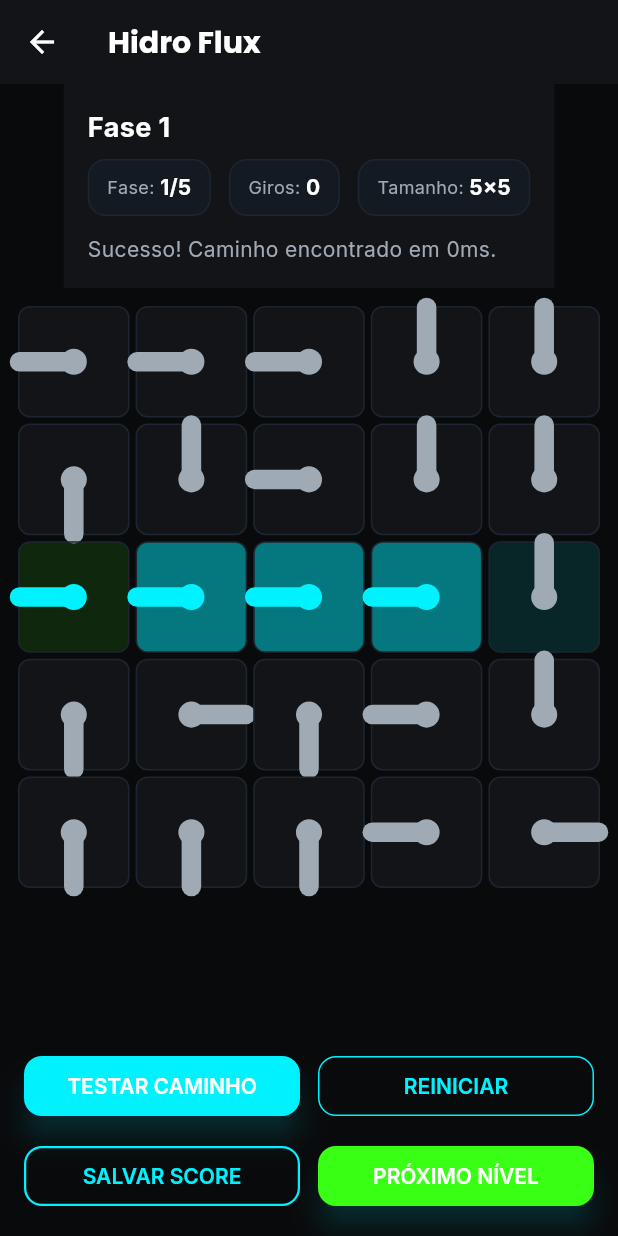
After one commit to wagneraragao-86/HubSmartGames, a Flutter app: the HidroFluxScreen screen opened directly, after a tap on "TESTAR CAMINHO", on a phone screen of 412 x 824 dp. The commit adds this screen. Run offline on Flutter 3.47's test engine with Material 3 defaults, Android fonts, the phone set to English and light mode, and no system bars; our stand-ins replace cloud_firestore, firebase_auth, firebase_core, google_fonts, google_sign_in, hive and 1 more; accounts and stored records are empty; project files that could hold a hidden picture were left out.

Commit message:
Adicionado o jogo 'hidro flux' para funcionar no hub

```diff
--- /dev/null
+++ b/lib/games/hidro_flux_game.dart
@@ -0,0 +1,159 @@
+import 'dart:math';
+
+enum PipeDirection { up, right, down, left }
+
+extension PipeDirectionExt on PipeDirection {
+  PipeDirection rotateClockwise() {
+    switch (this) {
+      case PipeDirection.up:
+        return PipeDirection.right;
+      case PipeDirection.right:
+        return PipeDirection.down;
+      case PipeDirection.down:
+        return PipeDirection.left;
+      case PipeDirection.left:
+        return PipeDirection.up;
+    }
+  }
+
+  Point<int> get delta {
+    switch (this) {
+      case PipeDirection.up:
+        return const Point(0, -1);
+      case PipeDirection.right:
+        return const Point(1, 0);
+      case PipeDirection.down:
+        return const Point(0, 1);
+      case PipeDirection.left:
+        return const Point(-1, 0);
+    }
+  }
+
+  String get label {
+    switch (this) {
+      case PipeDirection.up:
+        return '│';
+      case PipeDirection.right:
+        return '─';
+      case PipeDirection.down:
+        return '│';
+      case PipeDirection.left:
+        return '─';
+    }
+  }
+}
+
+class HidroFluxLevel {
+  final String title;
+  final int width;
+  final int height;
+  final Point<int> start;
+  final Point<int> goal;
+  final List<List<PipeDirection>> grid;
+
+  HidroFluxLevel({
+    required this.title,
+    required this.width,
+    required this.height,
+    required this.start,
+    required this.goal,
+    required this.grid,
+  });
+
+  static List<List<PipeDirection>> parse(List<List<int>> raw) {
+    return raw
+        .map((row) => row.map((value) => PipeDirection.values[value % PipeDirection.values.length]).toList())
+        .toList();
+  }
+}
+
+class HidroFluxGame {
+  static final List<HidroFluxLevel> levels = [
+    HidroFluxLevel(
+      title: 'Fase 1',
+      width: 5,
+      height: 5,
+      start: const Point(0, 2),
+      goal: const Point(4, 2),
+      grid: HidroFluxLevel.parse([
+        [1, 1, 1, 2, 2],
+        [0, 2, 1, 2, 2],
+        [1, 1, 1, 1, 2],
+        [0, 3, 0, 1, 2],
+        [0, 0, 0, 1, 3],
+      ]),
+    ),
+    HidroFluxLevel(
+      title: 'Fase 2',
+      width: 6,
+      height: 6,
+      start: const Point(0, 3),
+      goal: const Point(5, 2),
+      grid: HidroFluxLevel.parse([
+        [1, 1, 1, 1, 2, 2],
+        [0, 2, 2, 3, 2, 2],
+        [1, 1, 1, 1, 1, 2],
+        [1, 0, 0, 0, 1, 2],
+        [1, 1, 1, 0, 1, 2],
+        [0, 0, 1, 1, 1, 3],
+      ]),
+    ),
+    HidroFluxLevel(
+      title: 'Fase 3',
+      width: 8,
+      height: 8,
+      start: const Point(0, 4),
+      goal: const Point(7, 3),
+      grid: HidroFluxLevel.parse([
+        [1, 1, 1, 1, 2, 2, 2, 2],
+        [0, 3, 0, 1, 2, 2, 2, 2],
+        [1, 1, 1, 1, 1, 1, 1, 2],
+        [1, 0, 3, 0, 1, 1, 0, 2],
+        [1, 1, 1, 1, 1, 1, 0, 2],
+        [1, 0, 0, 1, 0, 1, 0, 2],
+        [1, 1, 1, 1, 1, 1, 0, 2],
+        [0, 0, 0, 0, 0, 0, 0, 3],
+      ]),
+    ),
+    HidroFluxLevel(
+      title: 'Fase 4',
+      width: 10,
+      height: 10,
+      start: const Point(0, 5),
+      goal: const Point(9, 5),
+      grid: HidroFluxLevel.parse([
+        [1, 1, 1, 1, 1, 2, 2, 2, 2, 2],
+        [0, 0, 0, 1, 0, 1, 0, 1, 0, 2],
+        [1, 1, 1, 1, 1, 1, 1, 1, 1, 2],
+        [1, 0, 1, 0, 1, 0, 1, 0, 1, 2],
+        [1, 1, 1, 1, 1, 1, 1, 1, 1, 2],
+        [1, 0, 0, 0, 0, 1, 0, 0, 0, 2],
+        [1, 1, 1, 1, 1, 1, 1, 1, 1, 2],
+        [1, 0, 1, 0, 1, 0, 1, 0, 1, 2],
+        [1, 1, 1, 1, 1, 1, 1, 1, 1, 2],
+        [0, 0, 0, 0, 0, 0, 0, 0, 0, 3],
+      ]),
+    ),
+    HidroFluxLevel(
+      title: 'Fase 5',
+      width: 12,
+      height: 12,
+      start: const Point(0, 6),
+      goal: const Point(11, 6),
+      grid: HidroFluxLevel.parse([
+        [1, 1, 1, 1, 1, 1, 2, 2, 2, 2, 2, 2],
+        [0, 0, 0, 1, 0, 1, 0, 1, 0, 1, 0, 2],
+        [1, 1, 1, 1, 1, 1, 1, 1, 1, 1, 1, 2],
+        [1, 0, 1, 0, 1, 0, 1, 0, 1, 0, 1, 2],
+        [1, 1, 1, 1, 1, 1, 1, 1, 1, 1, 1, 2],
+        [1, 0, 0, 0, 0, 0, 0, 0, 0, 0, 1, 2],
+        [1, 1, 1, 1, 1, 1, 1, 1, 1, 1, 1, 2],
+        [1, 0, 1, 0, 1, 0, 1, 0, 1, 0, 1, 2],
+        [1, 1, 1, 1, 1, 1, 1, 1, 1, 1, 1, 2],
+        [1, 0, 1, 0, 1, 0, 1, 0, 1, 0, 1, 2],
+        [1, 1, 1, 1, 1, 1, 1, 1, 1, 1, 1, 2],
+        [0, 0, 0, 0, 0, 0, 0, 0, 0, 0, 0, 3],
+      ]),
+    ),
+  ];
+}
--- a/lib/models/game.dart
+++ b/lib/models/game.dart
@@ -26,6 +26,12 @@ class Game {
         icon: '🗼',
       ),
       Game(
+        id: 'hidro_flux',
+        name: 'Hidro Flux',
+        description: 'Conecte canos e faça o líquido fluir',
+        icon: '💧',
+      ),
+      Game(
         id: 'reaction',
         name: 'Reação',
         description: 'Teste seu tempo de resposta',
--- /dev/null
+++ b/lib/screens/games/hidro_flux_screen.dart
@@ -0,0 +1,399 @@
+import 'dart:math';
+
+import 'package:flutter/material.dart';
+import 'package:provider/provider.dart';
+
+import '../../games/hidro_flux_game.dart';
+import '../../models/score.dart';
+import '../../providers/player_provider.dart';
+import '../../providers/score_provider.dart';
+import '../../theme/app_theme.dart';
+
+class HidroFluxScreen extends StatefulWidget {
+  const HidroFluxScreen({Key? key}) : super(key: key);
+
+  @override
+  State<HidroFluxScreen> createState() => _HidroFluxScreenState();
+}
+
+class _HidroFluxScreenState extends State<HidroFluxScreen> with SingleTickerProviderStateMixin {
+  int _levelIndex = 0;
+  late HidroFluxLevel _level;
+  late List<List<PipeDirection>> _grid;
+  bool _solved = false;
+  int _rotationCount = 0;
+  int _lastPathTime = 0;
+  List<Point<int>> _flowPath = [];
+  int _flowStep = -1;
+  late final AnimationController _flowController;
+  String _statusMessage = 'Toque em um cano para girar. Depois clique em TESTAR CAMINHO.';
+  Set<Point<int>> _currentPath = {};
+
+  @override
+  void initState() {
+    super.initState();
+    _flowController = AnimationController(
+      vsync: this,
+      duration: const Duration(milliseconds: 1200),
+    )..addListener(_updateFlowStep);
+    _loadLevel();
+  }
+
+  void _loadLevel() {
+    _level = HidroFluxGame.levels[_levelIndex];
+    _grid = _level.grid.map((row) => row.toList()).toList();
+    _solved = false;
+    _rotationCount = 0;
+    _lastPathTime = 0;
+    _flowPath = [];
+    _flowStep = -1;
+    _statusMessage = 'Toque em um cano para girar. Depois clique em TESTAR CAMINHO.';
+    _currentPath.clear();
+    _stopFlowAnimation();
+  }
+
+  void _rotateTile(int row, int col) {
+    if (_solved) return;
+    setState(() {
+      _grid[row][col] = _grid[row][col].rotateClockwise();
+      _rotationCount += 1;
+    });
+  }
+
+  void _nextLevel() {
+    if (_levelIndex < HidroFluxGame.levels.length - 1) {
+      setState(() {
+        _levelIndex += 1;
+        _loadLevel();
+      });
+    }
+  }
+
+  void _resetLevel() {
+    setState(() {
+      _loadLevel();
+    });
+  }
+
+  void _updateFlowStep() {
+    if (_flowPath.isEmpty) return;
+    final step = (_flowController.value * _flowPath.length).floor();
+    setState(() {
+      _flowStep = step.clamp(0, _flowPath.length - 1);
+    });
+  }
+
+  void _startFlowAnimation() {
+    if (_flowPath.isEmpty) return;
+    _flowController.repeat();
+  }
+
+  void _stopFlowAnimation() {
+    if (_flowController.isAnimating) {
+      _flowController.stop();
+    }
+  }
+
+  void _testPath() {
+    final visited = <Point<int>>{};
+    final path = <Point<int>>[];
+    Point<int> position = _level.start;
+    final stopwatch = Stopwatch()..start();
+
+    while (true) {
+      if (position == _level.goal) {
+        stopwatch.stop();
+        setState(() {
+          _solved = true;
+          _flowPath = path;
+          _flowStep = 0;
+          _currentPath = path.toSet();
+          _lastPathTime = stopwatch.elapsedMilliseconds;
+          _statusMessage = 'Sucesso! Caminho encontrado em ${_lastPathTime}ms.';
+        });
+        _startFlowAnimation();
+        return;
+      }
+
+      if (position.x < 0 || position.x >= _level.width || position.y < 0 || position.y >= _level.height) {
+        stopwatch.stop();
+        setState(() {
+          _solved = false;
+          _flowPath = path;
+          _flowStep = 0;
+          _currentPath = path.toSet();
+          _statusMessage = 'Saída do tabuleiro! Ajuste os canos e tente novamente.';
+        });
+        _startFlowAnimation();
+        return;
+      }
+
+      if (visited.contains(position)) {
+        stopwatch.stop();
+        setState(() {
+          _solved = false;
+          _flowPath = path;
+          _flowStep = 0;
+          _currentPath = path.toSet();
+          _statusMessage = 'Loop detectado! Gere um novo caminho.';
+        });
+        _startFlowAnimation();
+        return;
+      }
+
+      visited.add(position);
+      path.add(position);
+      final direction = _grid[position.y][position.x];
+      position = Point(position.x + direction.delta.x, position.y + direction.delta.y);
+    }
+  }
+
+  Future<void> _saveScore() async {
+    final playerProvider = context.read<PlayerProvider>();
+    final scoreProvider = context.read<ScoreProvider>();
+    final currentPlayer = playerProvider.currentPlayer;
+
+    if (currentPlayer == null) {
+      ScaffoldMessenger.of(context).showSnackBar(
+        const SnackBar(content: Text('Selecione um jogador para salvar o score.')),
+      );
+      return;
+    }
+
+    final points = (1000 - _rotationCount * 10).clamp(100, 1000);
+    final score = Score(
+      playerId: currentPlayer.id,
+      playerName: currentPlayer.name,
+      gameId: 'hidro_flux',
+      points: points,
+      duration: _lastPathTime,
+      metadata: {
+        'level': _level.title,
+        'rotations': _rotationCount,
+      },
+    );
+
+    await scoreProvider.saveScore(score);
+    if (mounted) {
+      ScaffoldMessenger.of(context).showSnackBar(
+        const SnackBar(content: Text('Score salvo com sucesso!')),
+      );
+    }
+  }
+
+  Color _cellColor(int row, int col) {
+    final position = Point(col, row);
+    if (_level.start == position) {
+      return AppTheme.accentGreen.withAlpha(30);
+    }
+    if (_level.goal == position) {
+      return AppTheme.accentCyan.withAlpha(30);
+    }
+    final pathIndex = _flowPath.indexOf(position);
+    if (pathIndex != -1) {
+      if (pathIndex <= _flowStep) {
+        return AppTheme.accentCyan.withAlpha(120);
+      }
+      return AppTheme.accentCyan.withAlpha(20);
+    }
+    if (_currentPath.contains(position)) {
+      return AppTheme.accentCyan.withAlpha(20);
+    }
+    return AppTheme.surface;
+  }
+
+  @override
+  Widget build(BuildContext context) {
+    return Scaffold(
+      appBar: AppBar(
+        title: const Text('Hidro Flux'),
+      ),
+      body: Column(
+        children: [
+          Container(
+            color: AppTheme.surface,
+            padding: const EdgeInsets.all(16),
+            child: Column(
+              crossAxisAlignment: CrossAxisAlignment.start,
+              children: [
+                Text(_level.title, style: const TextStyle(fontSize: 18, fontWeight: FontWeight.bold)),
+                const SizedBox(height: 8),
+                Wrap(
+                  spacing: 12,
+                  runSpacing: 8,
+                  children: [
+                    _infoChip('Fase', '${_levelIndex + 1}/${HidroFluxGame.levels.length}'),
+                    _infoChip('Giros', '$_rotationCount'),
+                    _infoChip('Tamanho', '${_level.width}x${_level.height}'),
+                  ],
+                ),
+                const SizedBox(height: 12),
+                Text(_statusMessage, style: const TextStyle(color: AppTheme.textSecondary)),
+              ],
+            ),
+          ),
+          Expanded(
+            child: LayoutBuilder(
+              builder: (context, constraints) {
+                final cellSize = min(40.0, constraints.maxWidth / _level.width);
+                return GridView.builder(
+                  padding: const EdgeInsets.all(12),
+                  gridDelegate: SliverGridDelegateWithFixedCrossAxisCount(
+                    crossAxisCount: _level.width,
+                    childAspectRatio: 1,
+                    crossAxisSpacing: 4,
+                    mainAxisSpacing: 4,
+                  ),
+                  itemCount: _level.width * _level.height,
+                  itemBuilder: (context, index) {
+                    final row = index ~/ _level.width;
+                    final col = index % _level.width;
+                    final direction = _grid[row][col];
+                    return GestureDetector(
+                      onTap: () => _rotateTile(row, col),
+                      child: Container(
+                        width: cellSize,
+                        height: cellSize,
+                        decoration: BoxDecoration(
+                          color: _cellColor(row, col),
+                          border: Border.all(color: AppTheme.border),
+                          borderRadius: BorderRadius.circular(8),
+                        ),
+                        child: CustomPaint(
+                          painter: PipePainter(
+                            direction: direction,
+                            flowing: _flowPath.contains(Point(col, row)) && _flowPath.indexOf(Point(col, row)) <= _flowStep,
+                          ),
+                        ),
+                      ),
+                    );
+                  },
+                );
+              },
+            ),
+          ),
+          Padding(
+            padding: const EdgeInsets.all(16),
+            child: Column(
+              children: [
+                Row(
+                  children: [
+                    Expanded(
+                      child: ElevatedButton(
+                        onPressed: _testPath,
+                        style: ElevatedButton.styleFrom(
+                          backgroundColor: AppTheme.accentCyan,
+                        ),
+                        child: const Text('TESTAR CAMINHO'),
+                      ),
+                    ),
+                    const SizedBox(width: 12),
+                    Expanded(
+                      child: OutlinedButton(
+                        onPressed: _resetLevel,
+                        style: OutlinedButton.styleFrom(
+                          side: const BorderSide(color: AppTheme.accentCyan),
+                        ),
+                        child: const Text('REINICIAR'),
+                      ),
+                    ),
+                  ],
+                ),
+                const SizedBox(height: 12),
+                Row(
+                  children: [
+                    Expanded(
+                      child: OutlinedButton(
+                        onPressed: _solved ? _saveScore : null,
+                        child: const Text('SALVAR SCORE'),
+                      ),
+                    ),
+                    const SizedBox(width: 12),
+                    Expanded(
+                      child: ElevatedButton(
+                        onPressed: _solved && _levelIndex < HidroFluxGame.levels.length - 1 ? _nextLevel : null,
+                        style: ElevatedButton.styleFrom(
+                          backgroundColor: _solved ? AppTheme.accentGreen : AppTheme.surface,
+                        ),
+                        child: const Text('PRÓXIMO NÍVEL'),
+                      ),
+                    ),
+                  ],
+                ),
+              ],
+            ),
+          ),
+        ],
+      ),
+    );
+  }
+
+  Widget _infoChip(String label, String value) {
+    return Container(
+      padding: const EdgeInsets.symmetric(horizontal: 12, vertical: 8),
+      decoration: BoxDecoration(
+        color: AppTheme.cardBackground,
+        borderRadius: BorderRadius.circular(12),
+        border: Border.all(color: AppTheme.border),
+      ),
+      child: Row(
+        mainAxisSize: MainAxisSize.min,
+        children: [
+          Text('$label: ', style: const TextStyle(color: AppTheme.textSecondary, fontSize: 12)),
+          Text(value, style: const TextStyle(color: AppTheme.textPrimary, fontWeight: FontWeight.bold)),
+        ],
+      ),
+    );
+  }
+
+  @override
+  void dispose() {
+    _flowController.dispose();
+    super.dispose();
+  }
+}
+
+class PipePainter extends CustomPainter {
+  final PipeDirection direction;
+  final bool flowing;
+
+  PipePainter({required this.direction, this.flowing = false});
+
+  @override
+  void paint(Canvas canvas, Size size) {
+    final pipePaint = Paint()
+      ..color = flowing ? AppTheme.accentCyan : AppTheme.textSecondary
+      ..strokeWidth = size.width * 0.18
+      ..strokeCap = StrokeCap.round
+      ..style = PaintingStyle.stroke;
+
+    final center = Offset(size.width / 2, size.height / 2);
+    final edge = size.width * 0.12;
+
+    switch (direction) {
+      case PipeDirection.up:
+        canvas.drawLine(Offset(center.dx, size.height), center, pipePaint);
+        break;
+      case PipeDirection.right:
+        canvas.drawLine(Offset(0, center.dy), center, pipePaint);
+        break;
+      case PipeDirection.down:
+        canvas.drawLine(Offset(center.dx, 0), center, pipePaint);
+        break;
+      case PipeDirection.left:
+        canvas.drawLine(Offset(size.width, center.dy), center, pipePaint);
+        break;
+    }
+
+    final jointPaint = Paint()
+      ..color = flowing ? AppTheme.accentCyan : AppTheme.textSecondary
+      ..style = PaintingStyle.fill;
+
+    canvas.drawCircle(center, edge, jointPaint);
+  }
+
+  @override
+  bool shouldRepaint(covariant PipePainter oldDelegate) {
+    return oldDelegate.direction != direction || oldDelegate.flowing != flowing;
+  }
+}
--- a/lib/screens/games_hub_screen.dart
+++ b/lib/screens/games_hub_screen.dart
@@ -6,6 +6,7 @@ import '../providers/auth_provider.dart';
 import '../providers/player_provider.dart';
 import '../theme/app_theme.dart';
 import 'auth_screen.dart';
+import 'games/hidro_flux_screen.dart';
 import 'games/hanoi_screen.dart';
 import 'games/reaction_screen.dart';
 import 'games/snake_screen.dart';
@@ -176,6 +177,9 @@ class _GameHubScreenState extends State<GameHubScreen> {
       case 'reaction':
         screen = const ReactionScreen();
         break;
+      case 'hidro_flux':
+        screen = const HidroFluxScreen();
+        break;
       default:
         return;
     }
```
Also changed, not shown: 1 other file.
